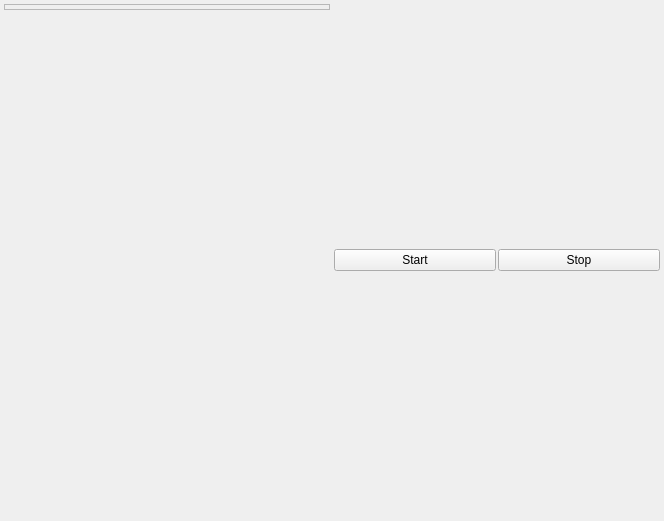
Before: the Qt Designer form ui/control.ui in hirikesh/gorgoneye, drawn with Qt 5.
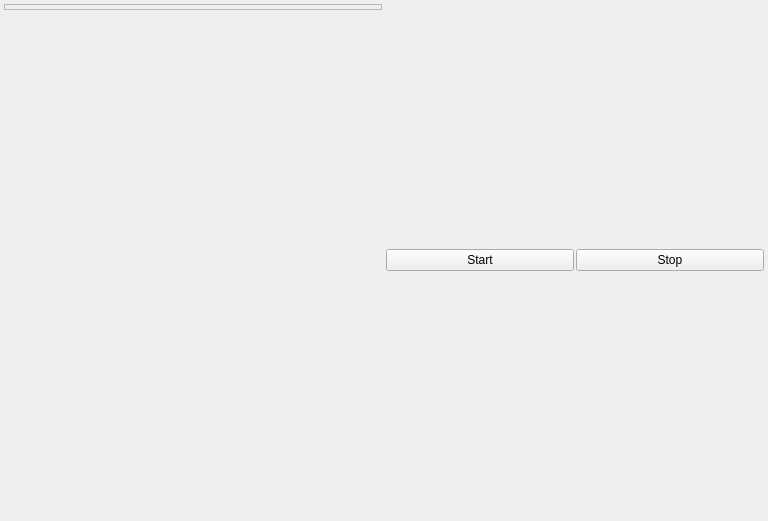
After: the same form once the commit is applied.

Commit message: >> readjusted default gui layout >> by default tracking parameters box will display image modes for face tracking

The edit to the form file:
```diff
--- a/ui/control.ui
+++ b/ui/control.ui
@@ -6,7 +6,7 @@
    <rect>
     <x>0</x>
     <y>0</y>
-    <width>664</width>
+    <width>768</width>
     <height>521</height>
    </rect>
   </property>
```
The commit also changes 2 other files.
